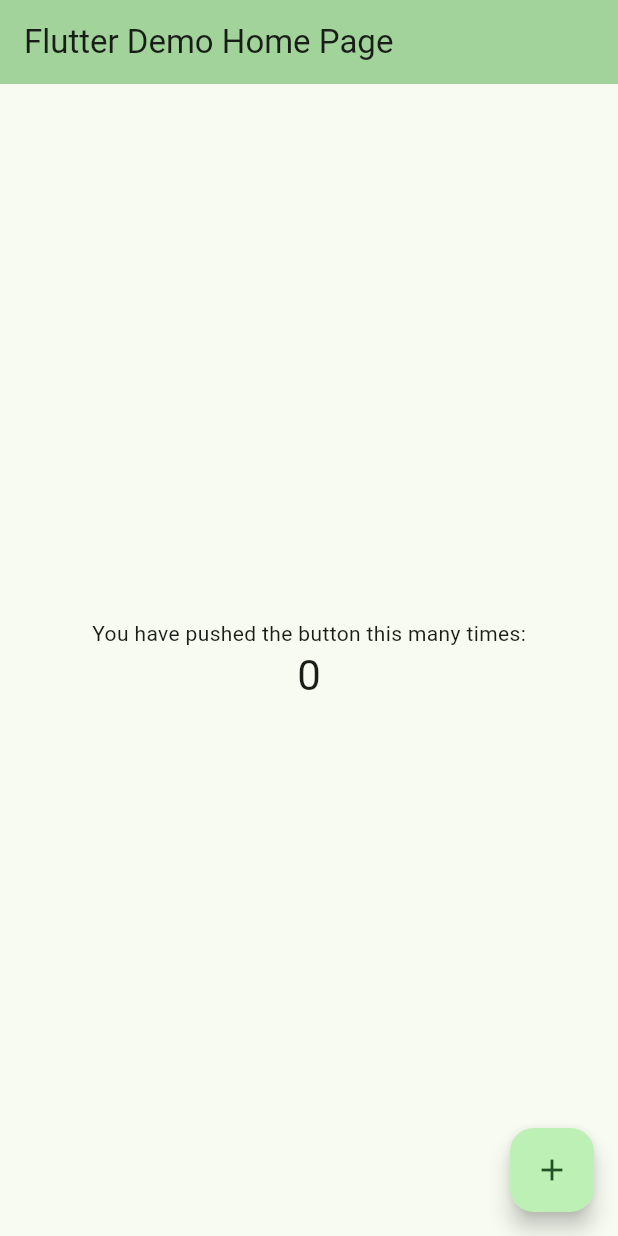
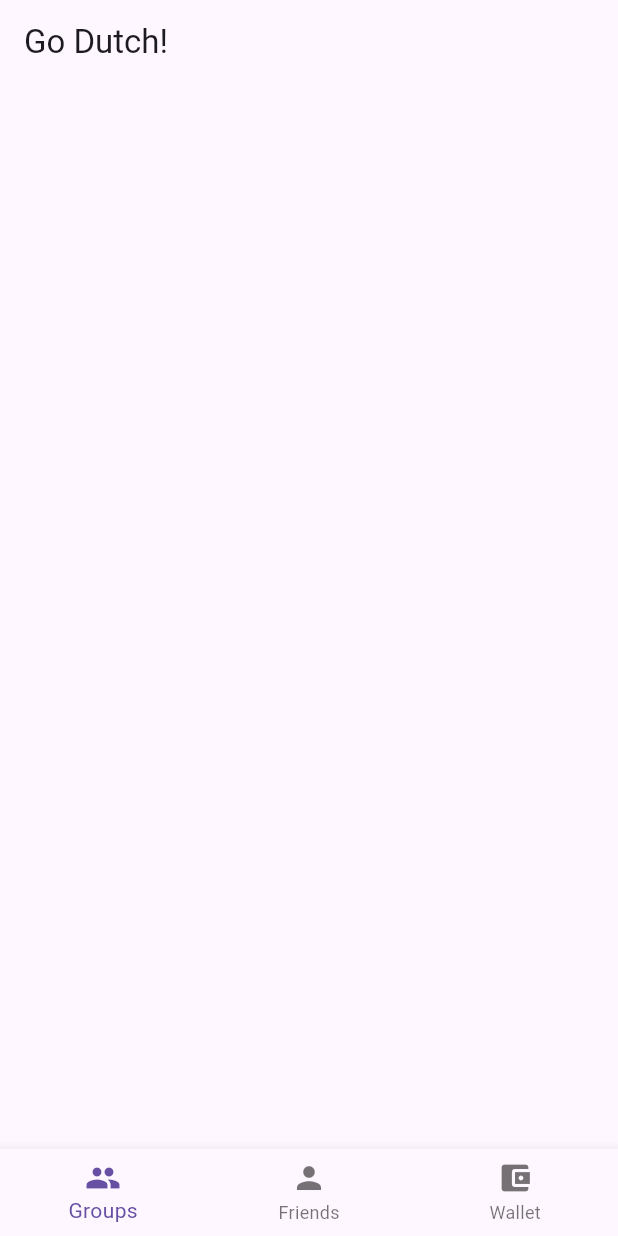
Before and after one commit to hawkishpolicy/go-dutch-frontend, a Flutter app: the screen it shows after launch, on a phone screen of 412 x 824 dp. Run offline on Flutter 3.47's test engine with Material 3 defaults, Android fonts, the light colour scheme and no system bars.

Commit message:
more exploring. built seperate pages for groups, friends, and account. Added some basic scaffolding and widgets.

```diff
--- /dev/null
+++ b/lib/groups.dart
@@ -0,0 +1,30 @@
+import 'package:flutter/material.dart';
+
+class GroupsPage extends StatelessWidget {
+  @override
+  Widget build(BuildContext context) {
+    return Scaffold(
+      appBar: AppBar(
+        title: Text('Go Dutch!'),
+      ),
+      body: const Center(
+      ),
+      bottomNavigationBar: BottomNavigationBar(
+        items: const <BottomNavigationBarItem>[
+          BottomNavigationBarItem(
+            icon: Icon(Icons.people),
+            label: 'Groups',
+          ),
+          BottomNavigationBarItem(
+            icon: Icon(Icons.person),
+            label: 'Friends',
+          ),
+          BottomNavigationBarItem(
+            icon: Icon(Icons.account_balance_wallet),
+            label: 'Wallet',
+            )
+        ],
+      )
+    );
+  }
+}
--- a/lib/main.dart
+++ b/lib/main.dart
@@ -1,125 +1,10 @@
 import 'package:flutter/material.dart';
+import 'package:go_dutch/groups.dart';
+
+
 
 void main() {
-  runApp(const MyApp());
+  runApp(MaterialApp(
+    home: GroupsPage(),
+    ));
 }
-
-class MyApp extends StatelessWidget {
-  const MyApp({super.key});
-
-  // This widget is the root of your application.
-  @override
-  Widget build(BuildContext context) {
-    return MaterialApp(
-      title: 'Flutter Demo',
-      theme: ThemeData(
-        // This is the theme of your application.
-        //
-        // TRY THIS: Try running your application with "flutter run". You'll see
-        // the application has a purple toolbar. Then, without quitting the app,
-        // try changing the seedColor in the colorScheme below to Colors.green
-        // and then invoke "hot reload" (save your changes or press the "hot
-        // reload" button in a Flutter-supported IDE, or press "r" if you used
-        // the command line to start the app).
-        //
-        // Notice that the counter didn't reset back to zero; the application
-        // state is not lost during the reload. To reset the state, use hot
-        // restart instead.
-        //
-        // This works for code too, not just values: Most code changes can be
-        // tested with just a hot reload.
-        colorScheme: ColorScheme.fromSeed(seedColor: Colors.green),
-        useMaterial3: true,
-      ),
-      home: const MyHomePage(title: 'Flutter Demo Home Page'),
-    );
-  }
-}
-
-class MyHomePage extends StatefulWidget {
-  const MyHomePage({super.key, required this.title});
-
-  // This widget is the home page of your application. It is stateful, meaning
-  // that it has a State object (defined below) that contains fields that affect
-  // how it looks.
-
-  // This class is the configuration for the state. It holds the values (in this
-  // case the title) provided by the parent (in this case the App widget) and
-  // used by the build method of the State. Fields in a Widget subclass are
-  // always marked "final".
-
-  final String title;
-
-  @override
-  State<MyHomePage> createState() => _MyHomePageState();
-}
-
-class _MyHomePageState extends State<MyHomePage> {
-  int _counter = 0;
-
-  void _incrementCounter() {
-    setState(() {
-      // This call to setState tells the Flutter framework that something has
-      // changed in this State, which causes it to rerun the build method below
-      // so that the display can reflect the updated values. If we changed
-      // _counter without calling setState(), then the build method would not be
-      // called again, and so nothing would appear to happen.
-      _counter++;
-    });
-  }
-
-  @override
-  Widget build(BuildContext context) {
-    // This method is rerun every time setState is called, for instance as done
-    // by the _incrementCounter method above.
-    //
-    // The Flutter framework has been optimized to make rerunning build methods
-    // fast, so that you can just rebuild anything that needs updating rather
-    // than having to individually change instances of widgets.
-    return Scaffold(
-      appBar: AppBar(
-        // TRY THIS: Try changing the color here to a specific color (to
-        // Colors.amber, perhaps?) and trigger a hot reload to see the AppBar
-        // change color while the other colors stay the same.
-        backgroundColor: Theme.of(context).colorScheme.inversePrimary,
-        // Here we take the value from the MyHomePage object that was created by
-        // the App.build method, and use it to set our appbar title.
-        title: Text(widget.title),
-      ),
-      body: Center(
-        // Center is a layout widget. It takes a single child and positions it
-        // in the middle of the parent.
-        child: Column(
-          // Column is also a layout widget. It takes a list of children and
-          // arranges them vertically. By default, it sizes itself to fit its
-          // children horizontally, and tries to be as tall as its parent.
-          //
-          // Column has various properties to control how it sizes itself and
-          // how it positions its children. Here we use mainAxisAlignment to
-          // center the children vertically; the main axis here is the vertical
-          // axis because Columns are vertical (the cross axis would be
-          // horizontal).
-          //
-          // TRY THIS: Invoke "debug painting" (choose the "Toggle Debug Paint"
-          // action in the IDE, or press "p" in the console), to see the
-          // wireframe for each widget.
-          mainAxisAlignment: MainAxisAlignment.center,
-          children: <Widget>[
-            const Text(
-              'You have pushed the button this many times:',
-            ),
-            Text(
-              '$_counter',
-              style: Theme.of(context).textTheme.headlineMedium,
-            ),
-          ],
-        ),
-      ),
-      floatingActionButton: FloatingActionButton(
-        onPressed: _incrementCounter,
-        tooltip: 'Increment',
-        child: const Icon(Icons.add),
-      ), // This trailing comma makes auto-formatting nicer for build methods.
-    );
-  }
-}
```
Also changed, not shown: lib/friends.dart (added, +28 -0 lines), 1 other file.
